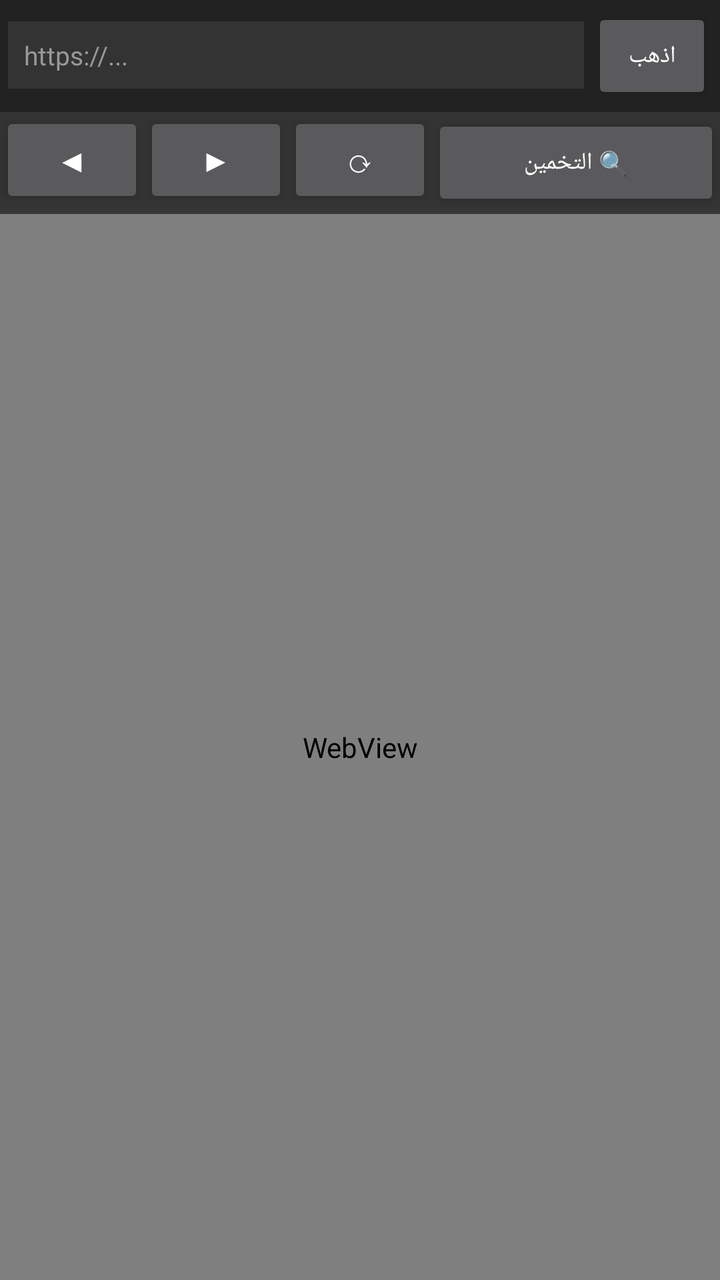
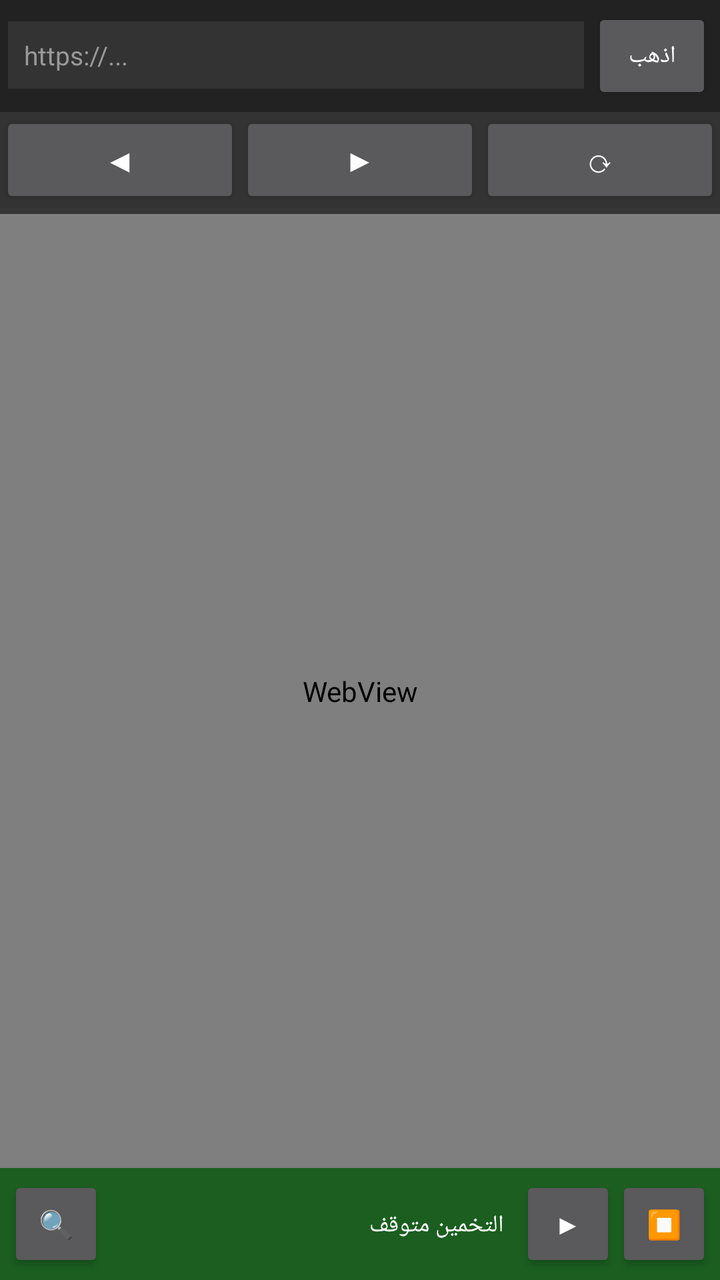

Two renders of the same Android screen: before a commit and after it. Below are the layout's source before the change and the commit's diff.
<!-- AndroidManifest.xml: application theme Theme.AppCompat.NoActionBar -->
<!-- res/layout/activity_main.xml -->
<?xml version="1.0" encoding="utf-8"?>
<LinearLayout xmlns:android="http://schemas.android.com/apk/res/android"
    android:layout_width="match_parent"
    android:layout_height="match_parent"
    android:orientation="vertical"
    android:background="#000000">

    <LinearLayout
        android:layout_width="match_parent"
        android:layout_height="wrap_content"
        android:orientation="horizontal"
        android:padding="4dp"
        android:background="#222222">

        <EditText
            android:id="@+id/urlBar"
            android:layout_width="0dp"
            android:layout_height="wrap_content"
            android:layout_weight="1"
            android:hint="https://..."
            android:inputType="textUri"
            android:textColor="#FFFFFF"
            android:textColorHint="#999999"
            android:textSize="13sp"
            android:background="#333333"
            android:padding="8dp"
            android:layout_marginEnd="4dp"/>

        <Button
            android:id="@+id/btnGo"
            android:layout_width="wrap_content"
            android:layout_height="wrap_content"
            android:text="اذهب"
            android:textSize="12sp"
            android:minWidth="60dp"/>

    </LinearLayout>

    <LinearLayout
        android:layout_width="match_parent"
        android:layout_height="wrap_content"
        android:orientation="horizontal"
        android:background="#333333">

        <Button
            android:id="@+id/btnBack"
            android:layout_width="0dp"
            android:layout_height="wrap_content"
            android:layout_weight="1"
            android:text="◀"
            android:textSize="16sp"/>

        <Button
            android:id="@+id/btnForward"
            android:layout_width="0dp"
            android:layout_height="wrap_content"
            android:layout_weight="1"
            android:text="▶"
            android:textSize="16sp"/>

        <Button
            android:id="@+id/btnRefresh"
            android:layout_width="0dp"
            android:layout_height="wrap_content"
            android:layout_weight="1"
            android:text="⟳"
            android:textSize="16sp"/>

        <Button
            android:id="@+id/btnFinder"
            android:layout_width="0dp"
            android:layout_height="wrap_content"
            android:layout_weight="2"
            android:text="🔍 التخمين"
            android:textSize="12sp"/>

    </LinearLayout>

    <ProgressBar
        android:id="@+id/progressBar"
        style="?android:attr/progressBarStyleHorizontal"
        android:layout_width="match_parent"
        android:layout_height="3dp"
        android:max="100"/>

    <WebView
        android:id="@+id/webView"
        android:layout_width="match_parent"
        android:layout_height="0dp"
        android:layout_weight="1"
        android:background="#000000"/>

</LinearLayout>
<!-- resources referenced by this layout -->
<resources>

</resources>

<!-- the commit's change to res/layout/activity_main.xml (unified diff, before → after) -->
@@ -11,7 +11,6 @@
         android:orientation="horizontal"
         android:padding="4dp"
         android:background="#222222">
-
         <EditText
             android:id="@+id/urlBar"
             android:layout_width="0dp"
@@ -25,7 +24,6 @@
             android:background="#333333"
             android:padding="8dp"
             android:layout_marginEnd="4dp"/>
-
         <Button
             android:id="@+id/btnGo"
             android:layout_width="wrap_content"
@@ -33,7 +31,6 @@
             android:text="اذهب"
             android:textSize="12sp"
             android:minWidth="60dp"/>
-
     </LinearLayout>
 
     <LinearLayout
@@ -41,43 +38,15 @@
         android:layout_height="wrap_content"
         android:orientation="horizontal"
         android:background="#333333">
-
-        <Button
-            android:id="@+id/btnBack"
-            android:layout_width="0dp"
-            android:layout_height="wrap_content"
-            android:layout_weight="1"
-            android:text="◀"
-            android:textSize="16sp"/>
-
-        <Button
-            android:id="@+id/btnForward"
-            android:layout_width="0dp"
-            android:layout_height="wrap_content"
-            android:layout_weight="1"
-            android:text="▶"
-            android:textSize="16sp"/>
-
-        <Button
-            android:id="@+id/btnRefresh"
-            android:layout_width="0dp"
-            android:layout_height="wrap_content"
-            android:layout_weight="1"
-            android:text="⟳"
-            android:textSize="16sp"/>
-
-        <Button
-            android:id="@+id/btnFinder"
-            android:layout_width="0dp"
-            android:layout_height="wrap_content"
-            android:layout_weight="2"
-            android:text="🔍 التخمين"
-            android:textSize="12sp"/>
-
+        <Button android:id="@+id/btnBack" android:layout_width="0dp" android:layout_height="wrap_content"
+            android:layout_weight="1" android:text="◀" android:textSize="16sp"/>
+        <Button android:id="@+id/btnForward" android:layout_width="0dp" android:layout_height="wrap_content"
+            android:layout_weight="1" android:text="▶" android:textSize="16sp"/>
+        <Button android:id="@+id/btnRefresh" android:layout_width="0dp" android:layout_height="wrap_content"
+            android:layout_weight="1" android:text="⟳" android:textSize="16sp"/>
     </LinearLayout>
 
-    <ProgressBar
-        android:id="@+id/progressBar"
+    <ProgressBar android:id="@+id/progressBar"
         style="?android:attr/progressBarStyleHorizontal"
         android:layout_width="match_parent"
         android:layout_height="3dp"
@@ -90,4 +59,126 @@
         android:layout_weight="1"
         android:background="#000000"/>
 
+    <LinearLayout
+        android:layout_width="match_parent"
+        android:layout_height="wrap_content"
+        android:orientation="horizontal"
+        android:background="#1B5E20"
+        android:padding="4dp">
+        <Button android:id="@+id/btnTogglePanel" android:layout_width="wrap_content"
+            android:layout_height="wrap_content" android:text="🔍" android:textSize="14sp"
+            android:minWidth="48dp"/>
+        <TextView android:id="@+id/statusText" android:layout_width="0dp"
+            android:layout_height="wrap_content" android:layout_weight="1"
+            android:textColor="#FFFFFF" android:textSize="12sp"
+            android:gravity="center_vertical" android:padding="8dp"
+            android:text="التخمين متوقف"/>
+        <Button android:id="@+id/btnStart" android:layout_width="wrap_content"
+            android:layout_height="wrap_content" android:text="▶" android:textSize="14sp"
+            android:minWidth="48dp"/>
+        <Button android:id="@+id/btnStop" android:layout_width="wrap_content"
+            android:layout_height="wrap_content" android:text="⏹" android:textSize="14sp"
+            android:minWidth="48dp"/>
+    </LinearLayout>
+
+    <ScrollView android:id="@+id/panelExpanded"
+        android:layout_width="match_parent"
+        android:layout_height="wrap_content"
+        android:maxHeight="400dp"
+        android:background="#0D0D0D"
+        android:visibility="gone">
+        <LinearLayout android:layout_width="match_parent" android:layout_height="wrap_content"
+            android:orientation="vertical" android:padding="8dp">
+
+            <TextView android:layout_width="wrap_content" android:layout_height="wrap_content"
+                android:text="البادئة (Prefix)" android:textColor="#FFF" android:textSize="11sp"/>
+            <EditText android:id="@+id/etPrefix" android:layout_width="match_parent"
+                android:layout_height="wrap_content" android:hint="42091" android:textColor="#FFF"
+                android:textColorHint="#666" android:textSize="12sp" android:background="#333"
+                android:padding="6dp" android:layout_marginBottom="4dp" android:inputType="text"/>
+
+            <TextView android:layout_width="wrap_content" android:layout_height="wrap_content"
+                android:text="اللاحقة (Suffix)" android:textColor="#FFF" android:textSize="11sp"/>
+            <EditText android:id="@+id/etSuffix" android:layout_width="match_parent"
+                android:layout_height="wrap_content" android:hint="3" android:textColor="#FFF"
+                android:textColorHint="#666" android:textSize="12sp" android:background="#333"
+                android:padding="6dp" android:layout_marginBottom="4dp" android:inputType="text"/>
+
+            <LinearLayout android:layout_width="match_parent" android:layout_height="wrap_content"
+                android:orientation="horizontal">
+                <LinearLayout android:layout_width="0dp" android:layout_height="wrap_content"
+                    android:layout_weight="1" android:orientation="vertical">
+                    <TextView android:layout_width="wrap_content" android:layout_height="wrap_content"
+                        android:text="عدد الأرقام" android:textColor="#FFF" android:textSize="11sp"/>
+                    <EditText android:id="@+id/etDigits" android:layout_width="match_parent"
+                        android:layout_height="wrap_content" android:hint="2" android:textColor="#FFF"
+                        android:textColorHint="#666" android:textSize="12sp" android:background="#333"
+                        android:padding="6dp" android:inputType="text"/>
+                </LinearLayout>
+                <LinearLayout android:layout_width="0dp" android:layout_height="wrap_content"
+                    android:layout_weight="1" android:orientation="vertical" android:layout_marginStart="4dp">
+                    <TextView android:layout_width="wrap_content" android:layout_height="wrap_content"
+                        android:text="المحاولات" android:textColor="#FFF" android:textSize="11sp"/>
+                    <EditText android:id="@+id/etAttempts" android:layout_width="match_parent"
+                        android:layout_height="wrap_content" android:hint="100" android:textColor="#FFF"
+                        android:textColorHint="#666" android:textSize="12sp" android:background="#333"
+                        android:padding="6dp" android:inputType="text"/>
+                </LinearLayout>
+            </LinearLayout>
+
+            <TextView android:layout_width="wrap_content" android:layout_height="wrap_content"
+                android:text="⏱ الإعدادات الزمنية (ms)"
+                android:textColor="#FFEB3B" android:textSize="11sp"
+                android:textStyle="bold" android:layout_marginTop="6dp"/>
+
+            <LinearLayout android:layout_width="match_parent" android:layout_height="wrap_content"
+                android:orientation="horizontal">
+                <LinearLayout android:layout_width="0dp" android:layout_height="wrap_content"
+                    android:layout_weight="1" android:orientation="vertical">
+                    <TextView android:layout_width="wrap_content" android:layout_height="wrap_content"
+                        android:text="Batch Pause" android:textColor="#CCC" android:textSize="10sp"/>
+                    <EditText android:id="@+id/etPause" android:layout_width="match_parent"
+                        android:layout_height="wrap_content" android:hint="30" android:textColor="#FFF"
+                        android:textColorHint="#666" android:textSize="11sp" android:background="#222"
+                        android:padding="4dp" android:inputType="text"/>
+                </LinearLayout>
+                <LinearLayout android:layout_width="0dp" android:layout_height="wrap_content"
+                    android:layout_weight="1" android:orientation="vertical" android:layout_marginStart="4dp">
+                    <TextView android:layout_width="wrap_content" android:layout_height="wrap_content"
+                        android:text="Retry Delay" android:textColor="#CCC" android:textSize="10sp"/>
+                    <EditText android:id="@+id/etRetry" android:layout_width="match_parent"
+                        android:layout_height="wrap_content" android:hint="1500" android:textColor="#FFF"
+                        android:textColorHint="#666" android:textSize="11sp" android:background="#222"
+                        android:padding="4dp" android:inputType="text"/>
+                </LinearLayout>
+                <LinearLayout android:layout_width="0dp" android:layout_height="wrap_content"
+                    android:layout_weight="1" android:orientation="vertical" android:layout_marginStart="4dp">
+                    <TextView android:layout_width="wrap_content" android:layout_height="wrap_content"
+                        android:text="Status Every" android:textColor="#CCC" android:textSize="10sp"/>
+                    <EditText android:id="@+id/etStatusEvery" android:layout_width="match_parent"
+                        android:layout_height="wrap_content" android:hint="30" android:textColor="#FFF"
+                        android:textColorHint="#666" android:textSize="11sp" android:background="#222"
+                        android:padding="4dp" android:inputType="text"/>
+                </LinearLayout>
+                <LinearLayout android:layout_width="0dp" android:layout_height="wrap_content"
+                    android:layout_weight="1" android:orientation="vertical" android:layout_marginStart="4dp">
+                    <TextView android:layout_width="wrap_content" android:layout_height="wrap_content"
+                        android:text="RTT Refresh" android:textColor="#CCC" android:textSize="10sp"/>
+                    <EditText android:id="@+id/etRttEvery" android:layout_width="match_parent"
+                        android:layout_height="wrap_content" android:hint="8" android:textColor="#FFF"
+                        android:textColorHint="#666" android:textSize="11sp" android:background="#222"
+                        android:padding="4dp" android:inputType="text"/>
+                </LinearLayout>
+            </LinearLayout>
+
+            <TextView android:layout_width="wrap_content" android:layout_height="wrap_content"
+                android:text="السجل:" android:textColor="#FFEB3B" android:textSize="11sp"
+                android:layout_marginTop="6dp"/>
+            <TextView android:id="@+id/logText" android:layout_width="match_parent"
+                android:layout_height="200dp" android:textColor="#0F0"
+                android:background="#000" android:padding="6dp"
+                android:textSize="10sp" android:fontFamily="monospace"
+                android:scrollbars="vertical"/>
+        </LinearLayout>
+    </ScrollView>
 </LinearLayout>
